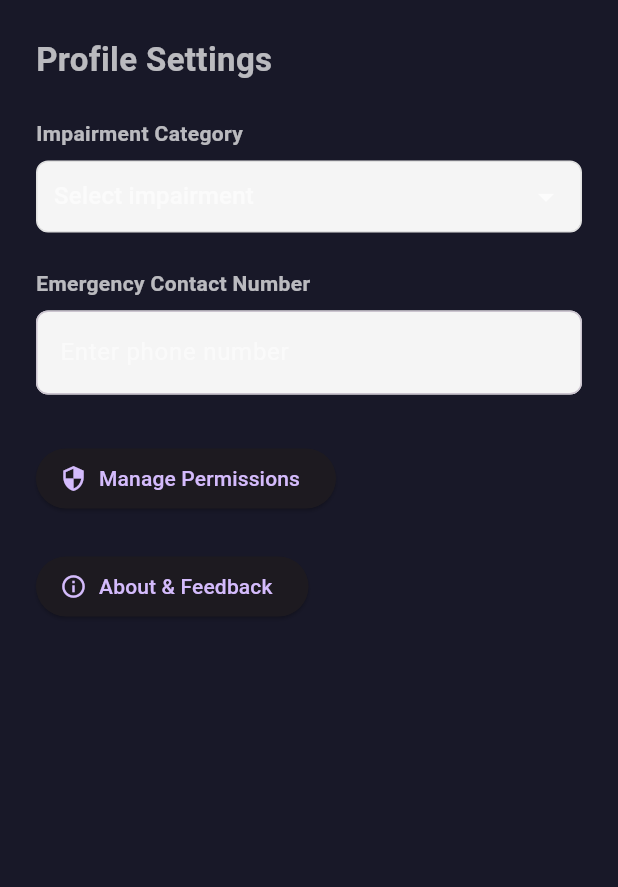
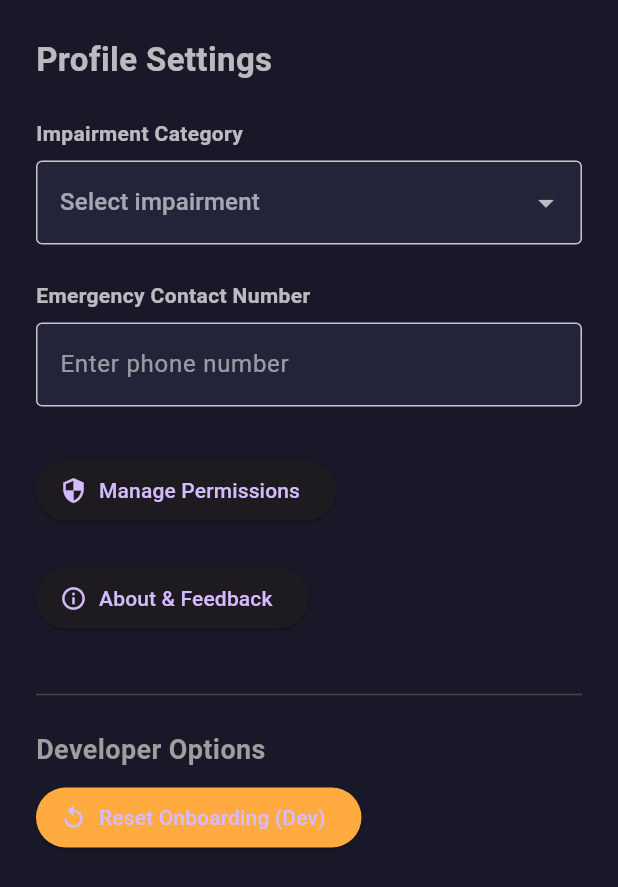
Before and after one commit to gitoak/vru_safety_app, a Flutter app: the SettingsPage widget shown alone on an empty page, opened directly, on a phone screen of 412 x 824 dp. Shown: the top 887 px of the screen. Run offline on Flutter 3.47's test engine with Material 3 defaults, Android fonts, the phone set to English and light mode, and no system bars; our stand-ins replace bloc, equatable, flutter_bloc, flutter_local_notifications, flutter_map, geolocator and 3 more; accounts and stored records are empty.

Commit message:
onboarding implemented

```diff
--- a/lib/bloc/settings_bloc.dart
+++ b/lib/bloc/settings_bloc.dart
@@ -21,12 +21,15 @@ class SetApiData extends SettingsEvent {
 
 class LoadSettings extends SettingsEvent {}
 
+class ResetOnboarding extends SettingsEvent {}
+
 class SettingsBloc extends Bloc<SettingsEvent, SettingsState> {
   SettingsBloc() : super(const SettingsState()) {
     on<LoadSettings>(_onLoadSettings);
     on<SetVruCategory>(_onSetVruCategory);
     on<SetEmergencyContact>(_onSetEmergencyContact);
     on<SetApiData>(_onSetApiData);
+    on<ResetOnboarding>(_onResetOnboarding);
     add(LoadSettings());
   }
 
@@ -59,4 +62,15 @@ class SettingsBloc extends Bloc<SettingsEvent, SettingsState> {
     await prefs.setString('apiData', event.data);
     emit(state.copyWith(apiData: event.data));
   }
+
+  Future<void> _onResetOnboarding(ResetOnboarding event, Emitter<SettingsState> emit) async {
+    final prefs = await SharedPreferences.getInstance();
+    await prefs.setBool('onboardingComplete', false);
+    // Optionally, you could also reset other settings here if desired
+    // For example, to clear the selected category and contact:
+    // await prefs.remove('vruCategory');
+    // await prefs.remove('emergencyContact');
+    // emit(state.copyWith(vruCategory: null, emergencyContact: null, onboardingComplete: false));
+    // For now, just resetting the flag is sufficient as per the request.
+  }
 }
--- a/lib/pages/settings_page.dart
+++ b/lib/pages/settings_page.dart
@@ -59,19 +59,17 @@ class _SettingsPageState extends State<SettingsPage> {
                 const SizedBox(height: 24),
                 const Text('Impairment Category', style: TextStyle(fontWeight: FontWeight.w600)),
                 const SizedBox(height: 8),
-                DecoratedBox(
-                  decoration: BoxDecoration(
-                    color: Colors.grey[100],
-                    borderRadius: BorderRadius.circular(8),
-                    border: Border.all(color: Colors.grey[300]!),
-                  ),
-                  child: Padding(
-                    padding: const EdgeInsets.symmetric(horizontal: 12),
-                    child: DropdownButton<VruCategory>(
-                      isExpanded: true,
+                // Replaced DecoratedBox and DropdownButton with DropdownButtonFormField
+                DropdownButtonFormField<VruCategory>(
                   value: state.vruCategory,
                   hint: const Text('Select impairment'),
-                      underline: const SizedBox(),
+                  isExpanded: true,
+                  decoration: InputDecoration(
+                    // Using default InputDecoration to pick up theme styles
+                    // border: OutlineInputBorder(borderRadius: BorderRadius.circular(8)), // Already handled by theme
+                    // fillColor: Colors.grey[100], // Removed to use theme default
+                    // filled: true, // Already handled by theme
+                  ),
                   items: VruCategory.values.map((cat) => DropdownMenuItem(
                     value: cat,
                     child: Text(_categoryLabel(cat)),
@@ -81,8 +79,6 @@ class _SettingsPageState extends State<SettingsPage> {
                       context.read<SettingsBloc>().add(SetVruCategory(val));
                     }
                   },
-                    ),
-                  ),
                 ),
                 const SizedBox(height: 24),
                 // Emergency Contact Section
@@ -94,9 +90,11 @@ class _SettingsPageState extends State<SettingsPage> {
                   textInputAction: TextInputAction.done,
                   decoration: InputDecoration(
                     hintText: 'Enter phone number',
-                    border: OutlineInputBorder(borderRadius: BorderRadius.circular(8)),
-                    fillColor: Colors.grey[100],
-                    filled: true,
+                    // Removed fillColor and filled to use theme defaults
+                    // Removed explicit border to use theme's default OutlineInputBorder
+                    // border: OutlineInputBorder(borderRadius: BorderRadius.circular(8)),
+                    // fillColor: Colors.grey[100],
+                    // filled: true,
                   ),
                   onFieldSubmitted: (val) {
                     context.read<SettingsBloc>().add(SetEmergencyContact(val));
@@ -151,6 +149,30 @@ class _SettingsPageState extends State<SettingsPage> {
                 ),
                 const SizedBox(height: 32),
                 // Add more settings here if needed
+
+                const Divider(),
+                const SizedBox(height: 16),
+                const Text(
+                  'Developer Options',
+                  style: TextStyle(fontSize: 18, fontWeight: FontWeight.bold, color: Colors.grey),
+                ),
+                const SizedBox(height: 8),
+                ElevatedButton.icon(
+                  icon: const Icon(Icons.replay_outlined),
+                  label: const Text('Reset Onboarding (Dev)'),
+                  style: ElevatedButton.styleFrom(
+                    backgroundColor: Colors.orangeAccent, // Or any color that stands out
+                    minimumSize: const Size(180, 40),
+                  ),
+                  onPressed: () async {
+                    // This button is for development/testing purposes
+                    final bloc = context.read<SettingsBloc>();
+                    bloc.add(ResetOnboarding()); // Assuming you'll add this event
+                    ScaffoldMessenger.of(context).showSnackBar(
+                      const SnackBar(content: Text('Onboarding reset. Restart the app to see changes.')),
+                    );
+                  },
+                ),
               ],
             ),
           ),
```
Also changed, not shown: lib/main.dart (+63 -2 lines), lib/pages/onboarding_page.dart (added, +217 -0 lines), 2 other files. Lines whose indentation alone changed are shown as unchanged.
